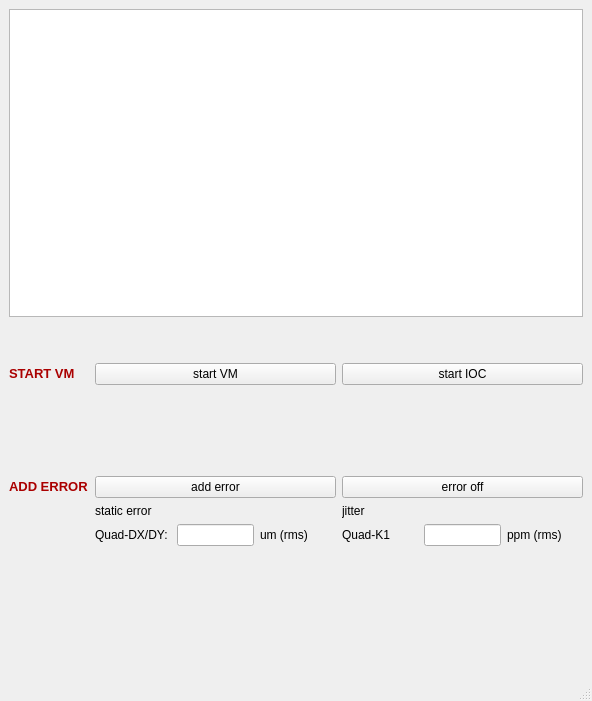
Above: virtual_machine/half_elegant/VMgui.ui from ustc-zhr/half_linac before the change. Below: the same form after it.
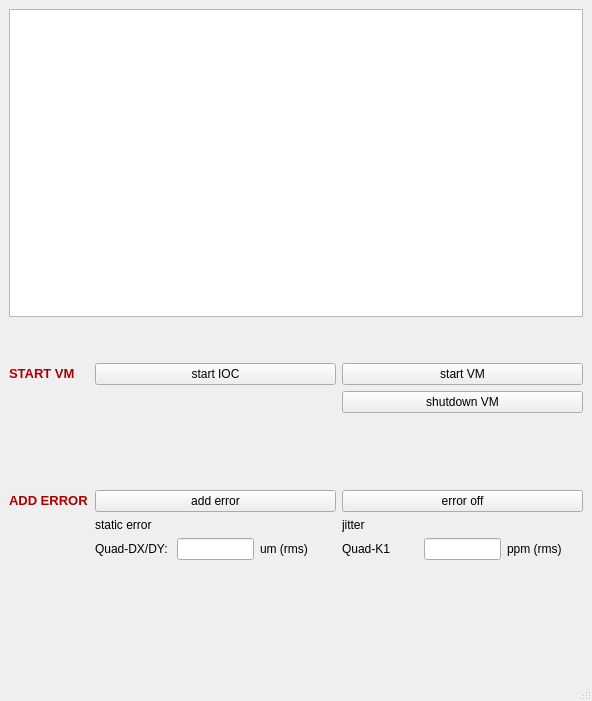
That is the form after the change.

```diff
--- a/virtual_machine/half_elegant/VMgui.ui
+++ b/virtual_machine/half_elegant/VMgui.ui
@@ -47,14 +47,14 @@
         </item>
         <item row="0" column="1">
          <layout class="QGridLayout" name="gridLayout_3">
-          <item row="0" column="0">
+          <item row="0" column="1">
            <widget class="QPushButton" name="start_vm">
             <property name="text">
              <string>start VM</string>
             </property>
            </widget>
           </item>
-          <item row="0" column="1">
+          <item row="0" column="0">
            <widget class="QPushButton" name="start_ioc">
             <property name="text">
              <string>start IOC</string>
@@ -63,7 +63,7 @@
           </item>
          </layout>
         </item>
-        <item row="1" column="1">
+        <item row="2" column="1">
          <spacer name="verticalSpacer">
           <property name="orientation">
            <enum>Qt::Vertical</enum>
@@ -76,14 +76,14 @@
           </property>
          </spacer>
         </item>
-        <item row="2" column="0">
+        <item row="3" column="0">
          <widget class="QLabel" name="label_2">
           <property name="text">
            <string>&lt;html&gt;&lt;head/&gt;&lt;body&gt;&lt;p&gt;&lt;span style=&quot; font-size:10pt; font-weight:600; color:#aa0000;&quot;&gt;ADD ERROR&lt;/span&gt;&lt;/p&gt;&lt;/body&gt;&lt;/html&gt;</string>
           </property>
          </widget>
         </item>
-        <item row="2" column="1">
+        <item row="3" column="1">
          <layout class="QGridLayout" name="gridLayout_2" columnstretch="0,0,0">
           <item row="0" column="0">
            <widget class="QPushButton" name="static_err">
@@ -102,6 +102,24 @@
          </layout>
         </item>
         <item row="4" column="1">
+         <layout class="QGridLayout" name="gridLayout">
+          <item row="0" column="0">
+           <widget class="QLabel" name="label_6">
+            <property name="text">
+             <string>static error</string>
+            </property>
+           </widget>
+          </item>
+          <item row="0" column="1">
+           <widget class="QLabel" name="label_7">
+            <property name="text">
+             <string>jitter</string>
+            </property>
+           </widget>
+          </item>
+         </layout>
+        </item>
+        <item row="5" column="1">
          <layout class="QHBoxLayout" name="horizontalLayout">
           <item>
            <layout class="QGridLayout" name="gridLayout_4" columnstretch="1,1,1,1,1,1">
@@ -170,25 +188,7 @@
           </item>
          </layout>
         </item>
-        <item row="3" column="1">
-         <layout class="QGridLayout" name="gridLayout">
-          <item row="0" column="0">
-           <widget class="QLabel" name="label_6">
-            <property name="text">
-             <string>static error</string>
-            </property>
-           </widget>
-          </item>
-          <item row="0" column="1">
-           <widget class="QLabel" name="label_7">
-            <property name="text">
-             <string>jitter</string>
-            </property>
-           </widget>
-          </item>
-         </layout>
-        </item>
-        <item row="5" column="1">
+        <item row="6" column="1">
          <spacer name="verticalSpacer_2">
           <property name="orientation">
            <enum>Qt::Vertical</enum>
@@ -201,6 +201,24 @@
           </property>
          </spacer>
         </item>
+        <item row="1" column="1">
+         <layout class="QGridLayout" name="gridLayout_5">
+          <item row="0" column="1">
+           <widget class="QPushButton" name="shutdown_VM">
+            <property name="text">
+             <string>shutdown VM</string>
+            </property>
+           </widget>
+          </item>
+          <item row="0" column="0">
+           <widget class="QLabel" name="label_11">
+            <property name="text">
+             <string/>
+            </property>
+           </widget>
+          </item>
+         </layout>
+        </item>
        </layout>
       </item>
      </layout>
```
